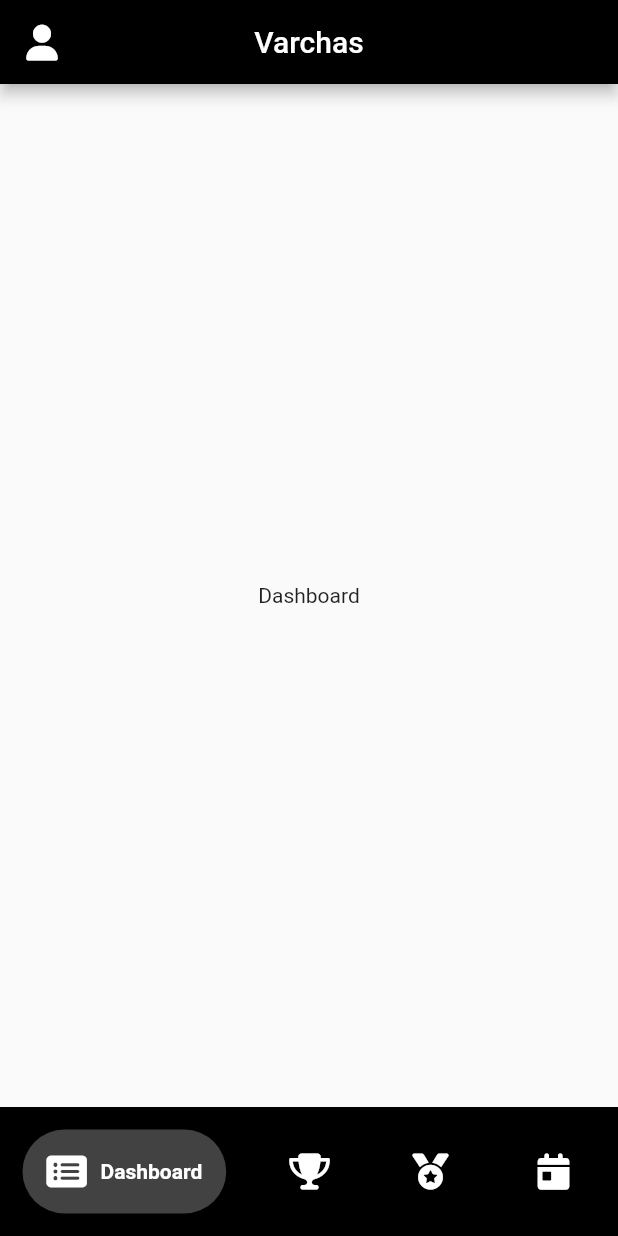
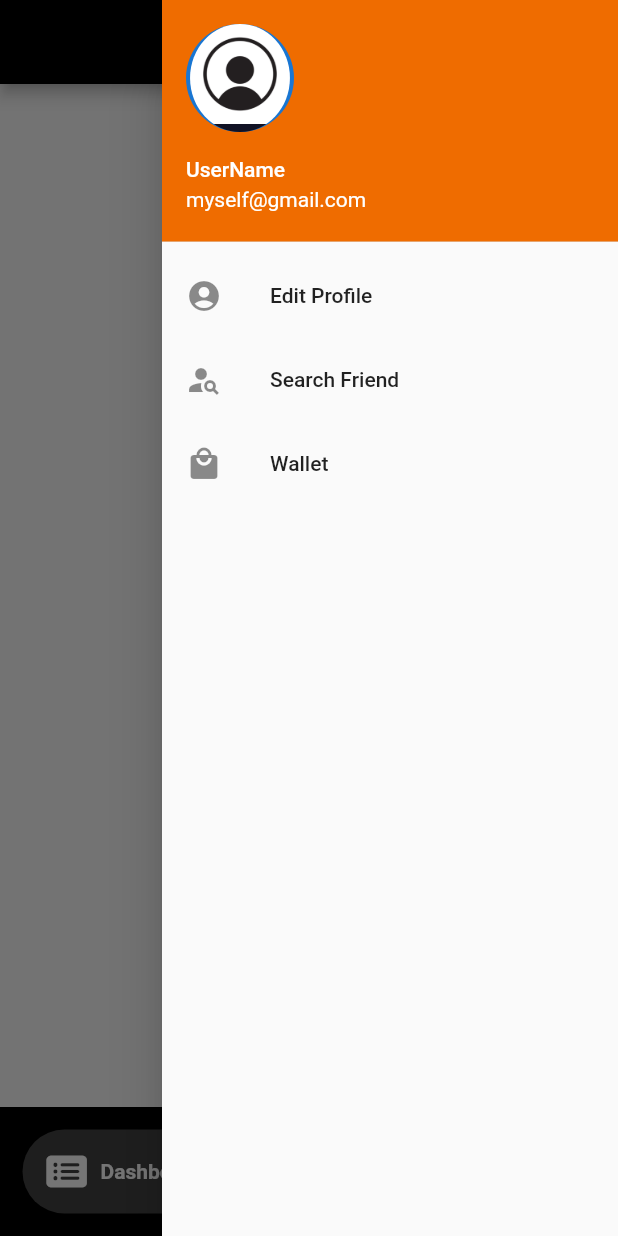
Before and after one commit to devlup-labs/varchas-dream11-app, a Flutter app: the screen it shows after launch, with the side drawer open (before the commit the screen has no drawer), on a phone screen of 412 x 824 dp. Run offline on Flutter 3.47's test engine with Material 2 defaults, Android fonts, the phone set to English and light mode, and no system bars; drawn by our look-alikes of google_nav_bar; our stand-ins replace font_awesome_flutter.

```diff
--- a/lib/main.dart
+++ b/lib/main.dart
@@ -1,7 +1,9 @@
 import 'package:flutter/material.dart';
 import 'package:font_awesome_flutter/font_awesome_flutter.dart';
 import 'package:google_nav_bar/google_nav_bar.dart';
+import 'package:varchas_dream_11/navbar.dart';
 
+var scaffoldKey = GlobalKey<ScaffoldState>();
 void main() {
   runApp(const MainScreen());
 }
@@ -11,7 +13,6 @@
 
   @override
   State<MainScreen> createState() => _MainScreenState();
-  }
 }
 
 /*
@@ -37,13 +38,26 @@
       debugShowCheckedModeBanner: false,
 
       home: Scaffold(
-          //Top App Bar
+          key: scaffoldKey,
+          endDrawer: const NavBar(),
           appBar: AppBar(
-            backgroundColor: primaryColor,
-            // Profile Icon
-            leading: Icon(FontAwesomeIcons.solidUser),
+            actions: [
+              Builder(builder: (BuildContext context) {
+                return IconButton(
+                  onPressed: () {
+                    scaffoldKey.currentState?.openEndDrawer();
+                  },
+                  icon: Icon(
+                    Icons.person,
+                  ),
+                );
+              })
+            ],
+            title: Text(
+              'Varchas',
+            ),
             centerTitle: true,
-            title: Text("Varchas"),
+            backgroundColor: Colors.black,
           ),
 
           // Bottom Navigation Bar
--- /dev/null
+++ b/lib/navbar.dart
@@ -0,0 +1,40 @@
+import 'package:flutter/material.dart';
+
+class NavBar extends StatelessWidget {
+  const NavBar({Key? key}) : super(key: key);
+
+  @override
+  Widget build(BuildContext context) {
+    return Drawer(
+      child: ListView(
+        children: [
+          UserAccountsDrawerHeader(
+            decoration: BoxDecoration(color: Color(0xffef6c00)),
+            accountName: const Text('UserName'),
+            accountEmail: const Text('myself@gmail.com'),
+            currentAccountPicture: CircleAvatar(
+              child: ClipOval(
+                child: Image(
+                  image: AssetImage('images/profile.jpg'),
+                  fit: BoxFit.cover,
+                ),
+              ),
+            ),
+          ),
+          ListTile(
+            leading: Icon(Icons.account_circle),
+            title: Text('Edit Profile'),
+          ),
+          ListTile(
+            leading: Icon(Icons.person_search),
+            title: Text('Search Friend'),
+          ),
+          ListTile(
+            leading: Icon(Icons.local_mall),
+            title: Text('Wallet'),
+          ),
+        ],
+      ),
+    );
+  }
+}
--- a/pubspec.yaml
+++ b/pubspec.yaml
@@ -24,3 +24,5 @@
 
 flutter:
   uses-material-design: true
+  assets:
+    - images/
```
Also changed, not shown: images/profile.jpg (added), pubspec.lock, 11 other files.
